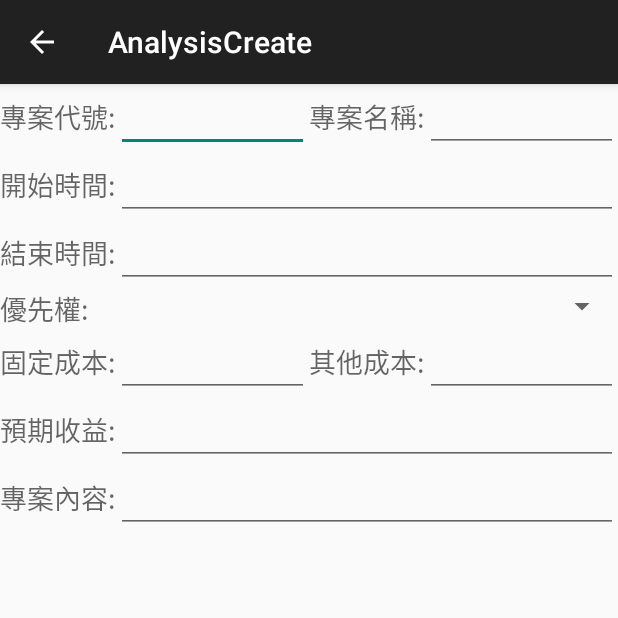
After one commit to k2ejude/MyApplication2, an Android app: the AnalysisCreate screen opened directly, with no data from a screen before it, on a phone screen of 412 x 824 dp, the top half of it. The commit adds this screen. Run offline under Robolectric (Android 15) with nearby library versions, the phone set to English and light mode, and no system bars.

Commit message:
分析新增畫面(基本版)

```diff
--- a/app/src/main/AndroidManifest.xml
+++ b/app/src/main/AndroidManifest.xml
@@ -48,6 +48,14 @@
                 android:name="android.support.PARENT_ACTIVITY"
                 android:value="com.example.jude.myapplication.AnalysisActivity" />
         </activity>
+        <activity
+            android:name=".AnalysisCreate"
+            android:label="@string/title_activity_analysis_create"
+            android:parentActivityName=".AnalysisActivity" >
+            <meta-data
+                android:name="android.support.PARENT_ACTIVITY"
+                android:value="com.example.jude.myapplication.AnalysisActivity" />
+        </activity>
     </application>
 
 </manifest>
--- a/app/src/main/java/com/example/jude/myapplication/AnalysisActivity.java
+++ b/app/src/main/java/com/example/jude/myapplication/AnalysisActivity.java
@@ -63,6 +63,12 @@ public class AnalysisActivity extends ActionBarActivity {
             intent.setClass(AnalysisActivity.this, ProjectActivity.class);
             startActivity(intent);
             finish();
+            return true;
+        }
+        else if(id == R.id.action_new){
+            Intent intent = new Intent();
+            intent.setClass(AnalysisActivity.this, AnalysisCreate.class);
+            startActivity(intent);
             return true;
         }
 
--- /dev/null
+++ b/app/src/main/java/com/example/jude/myapplication/AnalysisCreate.java
@@ -0,0 +1,16 @@
+package com.example.jude.myapplication;
+
+import android.support.v7.app.ActionBarActivity;
+import android.os.Bundle;
+import android.view.Menu;
+import android.view.MenuItem;
+
+
+public class AnalysisCreate extends ActionBarActivity {
+
+    @Override
+    protected void onCreate(Bundle savedInstanceState) {
+        super.onCreate(savedInstanceState);
+        setContentView(R.layout.activity_analysis_create);
+    }
+}
--- /dev/null
+++ b/app/src/main/res/layout/activity_analysis_create.xml
@@ -0,0 +1,189 @@
+<LinearLayout xmlns:android="http://schemas.android.com/apk/res/android"
+    xmlns:tools="http://schemas.android.com/tools" android:orientation="vertical"
+    android:layout_width="match_parent" android:layout_height="match_parent"
+    tools:context="com.example.jude.myapplication.AnalysisCreate">
+
+    <LinearLayout
+        android:orientation="horizontal"
+        android:layout_width="fill_parent"
+        android:layout_height="wrap_content"
+        android:weightSum="1">
+
+        <TextView
+            android:layout_width="wrap_content"
+            android:layout_height="wrap_content"
+            android:textAppearance="?android:attr/textAppearanceMedium"
+            android:text="專案代號:"
+            android:id="@+id/id"
+            android:layout_alignParentLeft="true"
+            android:layout_marginLeft="0dp"
+            android:layout_alignParentTop="true"
+            android:layout_marginTop="0dp" />
+
+        <EditText
+            android:layout_width="wrap_content"
+            android:layout_height="wrap_content"
+            android:id="@+id/idText"
+            android:layout_toRightOf="@+id/id"
+            android:layout_alignParentEnd="true"
+            android:layout_weight="0.5" />
+
+        <TextView
+            android:layout_width="wrap_content"
+            android:layout_height="wrap_content"
+            android:textAppearance="?android:attr/textAppearanceMedium"
+            android:text="專案名稱:"
+            android:id="@+id/name"
+            android:layout_below="@+id/idText"
+            android:layout_alignParentStart="true" />
+
+        <EditText
+            android:layout_width="wrap_content"
+            android:layout_height="wrap_content"
+            android:id="@+id/nameText"
+            android:layout_below="@+id/idText"
+            android:layout_alignParentEnd="true"
+            android:layout_toEndOf="@+id/name"
+            android:layout_weight="0.5" />
+    </LinearLayout>
+
+    <LinearLayout
+        android:orientation="horizontal"
+        android:layout_width="fill_parent"
+        android:layout_height="wrap_content">
+
+        <TextView
+            android:layout_width="wrap_content"
+            android:layout_height="wrap_content"
+            android:textAppearance="?android:attr/textAppearanceMedium"
+            android:text="開始時間:"
+            android:id="@+id/startTime" />
+
+        <EditText
+            android:layout_width="match_parent"
+            android:layout_height="wrap_content"
+            android:ems="10"
+            android:id="@+id/startTimeText"
+            android:inputType="date" />
+    </LinearLayout>
+
+    <LinearLayout
+        android:orientation="horizontal"
+        android:layout_width="fill_parent"
+        android:layout_height="wrap_content">
+
+        <TextView
+            android:layout_width="wrap_content"
+            android:layout_height="wrap_content"
+            android:textAppearance="?android:attr/textAppearanceMedium"
+            android:text="結束時間:"
+            android:id="@+id/endTime" />
+
+        <EditText
+            android:layout_width="match_parent"
+            android:layout_height="wrap_content"
+            android:inputType="date"
+            android:ems="10"
+            android:id="@+id/endTimeText" />
+    </LinearLayout>
+
+    <LinearLayout
+        android:orientation="horizontal"
+        android:layout_width="fill_parent"
+        android:layout_height="wrap_content">
+
+        <TextView
+            android:layout_width="wrap_content"
+            android:layout_height="wrap_content"
+            android:textAppearance="?android:attr/textAppearanceMedium"
+            android:text="優先權:"
+            android:id="@+id/priority" />
+
+        <Spinner
+            android:layout_width="wrap_content"
+            android:layout_height="wrap_content"
+            android:id="@+id/priorityText"
+            android:focusable="true"
+            android:layout_weight="0.5" />
+    </LinearLayout>
+
+    <LinearLayout
+        android:orientation="horizontal"
+        android:layout_width="fill_parent"
+        android:layout_height="wrap_content"
+        android:weightSum="1">
+
+        <TextView
+            android:layout_width="wrap_content"
+            android:layout_height="wrap_content"
+            android:textAppearance="?android:attr/textAppearanceMedium"
+            android:text="固定成本:"
+            android:id="@+id/facilitycost" />
+
+        <EditText
+            android:layout_width="wrap_content"
+            android:layout_height="wrap_content"
+            android:inputType="number"
+            android:ems="10"
+            android:id="@+id/facilityCostText"
+            android:layout_weight="0.5" />
+
+        <TextView
+            android:layout_width="wrap_content"
+            android:layout_height="wrap_content"
+            android:textAppearance="?android:attr/textAppearanceMedium"
+            android:text="其他成本:"
+            android:id="@+id/otherCost" />
+
+        <EditText
+            android:layout_width="wrap_content"
+            android:layout_height="wrap_content"
+            android:inputType="number"
+            android:ems="10"
+            android:id="@+id/otherCostText"
+            android:layout_weight="0.5" />
+    </LinearLayout>
+
+    <LinearLayout
+        android:orientation="horizontal"
+        android:layout_width="fill_parent"
+        android:layout_height="wrap_content">
+
+        <TextView
+            android:layout_width="wrap_content"
+            android:layout_height="wrap_content"
+            android:textAppearance="?android:attr/textAppearanceMedium"
+            android:text="預期收益:"
+            android:id="@+id/income" />
+
+        <EditText
+            android:layout_width="wrap_content"
+            android:layout_height="wrap_content"
+            android:inputType="number"
+            android:ems="10"
+            android:id="@+id/incomeText"
+            android:layout_weight="0.5" />
+
+    </LinearLayout>
+
+    <LinearLayout
+        android:orientation="horizontal"
+        android:layout_width="fill_parent"
+        android:layout_height="wrap_content">
+
+        <TextView
+            android:layout_width="wrap_content"
+            android:layout_height="wrap_content"
+            android:textAppearance="?android:attr/textAppearanceMedium"
+            android:text="專案內容:"
+            android:id="@+id/remark" />
+
+        <EditText
+            android:layout_width="fill_parent"
+            android:layout_height="wrap_content"
+            android:inputType="textMultiLine"
+            android:ems="10"
+            android:id="@+id/editText" />
+    </LinearLayout>
+
+</LinearLayout>
--- a/app/src/main/res/values/strings.xml
+++ b/app/src/main/res/values/strings.xml
@@ -10,4 +10,5 @@
     <string name="analysis">analysis</string>
     <string name="title_activity_analysis">AnalysisActivity</string>
     <string name="title_activity_analysis_detail">AnalysisDetailActivity</string>
+    <string name="title_activity_analysis_create">AnalysisCreate</string>
 </resources>
```
